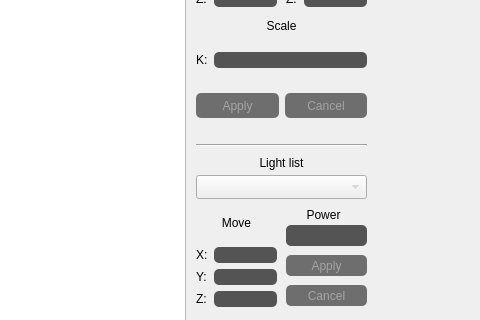
The window that shlyapos/FooG/UiForms/mainwindow.ui (tatarinova0903/bmstu_cg_course) describes before a commit, drawn with Qt 5; both pictures show x 614 to 1094 and y 425 to 745 of the 1094 by 745 pixel window.
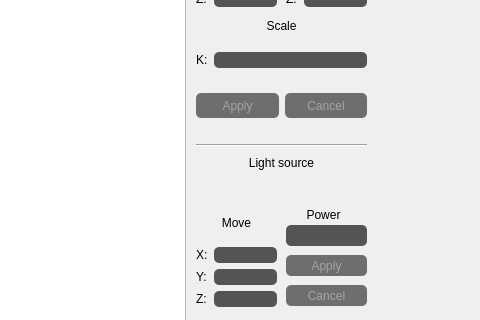
The same window after the commit.

Commit message: убрала comboBox для света

The edit to the form file:
```diff
--- a/shlyapos/FooG/UiForms/mainwindow.ui
+++ b/shlyapos/FooG/UiForms/mainwindow.ui
@@ -208,26 +208,6 @@
      <enum>Qt::Horizontal</enum>
     </property>
    </widget>
-   <widget class="QComboBox" name="comboBox_light">
-    <property name="geometry">
-     <rect>
-      <x>810</x>
-      <y>600</y>
-      <width>171</width>
-      <height>24</height>
-     </rect>
-    </property>
-    <property name="styleSheet">
-     <string notr="true">QComboBox{
-	color: rgba(200, 200, 200, 255);
-}
-
-QComboBox:on{
-    background-color: rgba(30, 30, 30, 180);
-	color: rgba(200, 200, 200, 255);
-}</string>
-    </property>
-   </widget>
    <widget class="QLabel" name="lbl_lights">
     <property name="geometry">
      <rect>
@@ -238,7 +218,7 @@
      </rect>
     </property>
     <property name="text">
-     <string>Light list</string>
+     <string>Light source</string>
     </property>
     <property name="alignment">
      <set>Qt::AlignCenter</set>
```
The commit also changes 1 other file.
